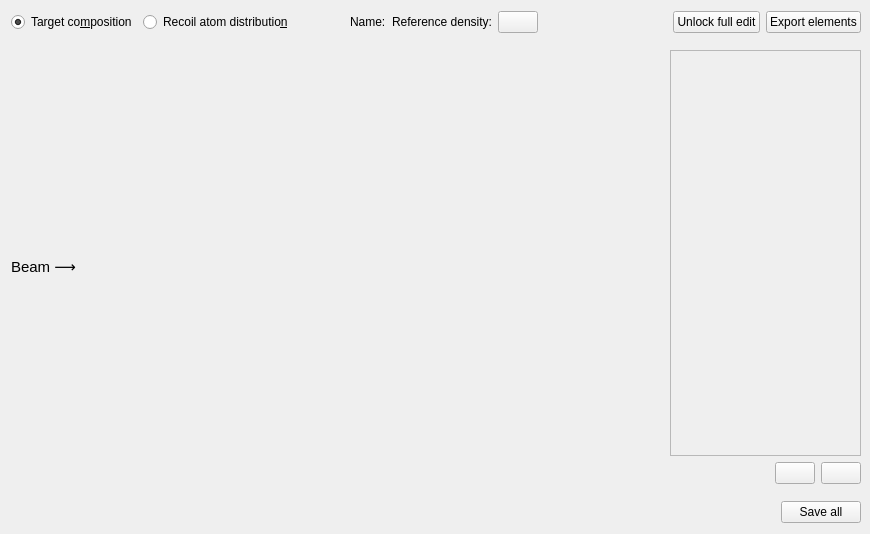
Above: ui_files/ui_target_widget.ui from JYU-IBA/potku before the change. Below: the same form after it.
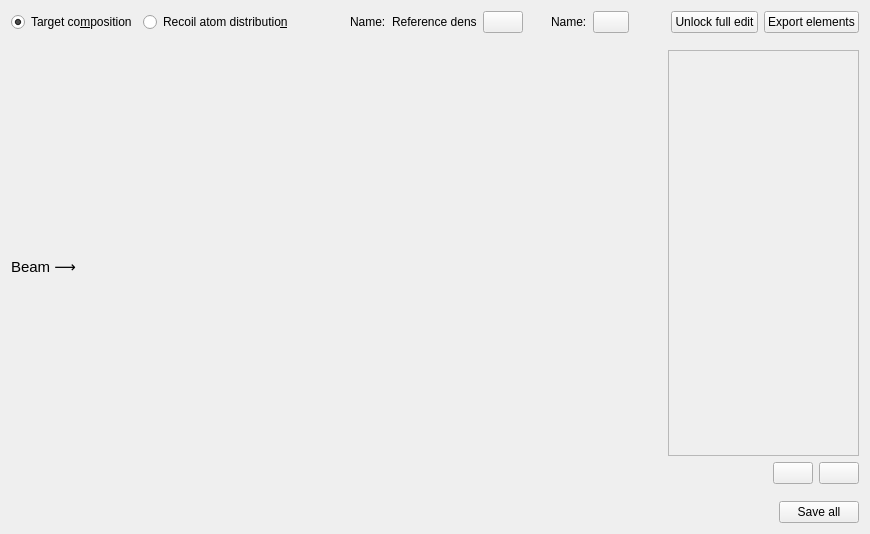
That is the form after the change. Icons and pictures are not drawn.

Commit message: Target name and description are shown to the user. Editing is still WIP.

```diff
--- a/ui_files/ui_target_widget.ui
+++ b/ui_files/ui_target_widget.ui
@@ -22,11 +22,8 @@
   <property name="styleSheet">
    <string notr="true"/>
   </property>
-  <layout class="QVBoxLayout" name="verticalLayout">
-   <property name="rightMargin">
-    <number>9</number>
-   </property>
-   <item>
+  <layout class="QGridLayout" name="gridLayout">
+   <item row="0" column="0" rowspan="2" colspan="2">
     <layout class="QHBoxLayout" name="horizontalLayout_2">
      <item>
       <widget class="QRadioButton" name="targetRadioButton">
@@ -106,6 +103,44 @@
        </layout>
       </widget>
      </item>
+     <item>
+      <widget class="QWidget" name="targetInfoWidget" native="true">
+       <property name="minimumSize">
+        <size>
+         <width>100</width>
+         <height>0</height>
+        </size>
+       </property>
+       <layout class="QHBoxLayout" name="horizontalLayout_11">
+        <property name="topMargin">
+         <number>0</number>
+        </property>
+        <property name="bottomMargin">
+         <number>0</number>
+        </property>
+        <item>
+         <widget class="QLabel" name="targetNameLabel">
+          <property name="text">
+           <string>Name:</string>
+          </property>
+         </widget>
+        </item>
+        <item>
+         <widget class="QPushButton" name="editTargetInfoButton">
+          <property name="sizePolicy">
+           <sizepolicy hsizetype="Fixed" vsizetype="Fixed">
+            <horstretch>0</horstretch>
+            <verstretch>0</verstretch>
+           </sizepolicy>
+          </property>
+          <property name="text">
+           <string/>
+          </property>
+         </widget>
+        </item>
+       </layout>
+      </widget>
+     </item>
      <item>
       <spacer name="horizontalSpacer">
        <property name="orientation">
@@ -138,7 +173,7 @@
      </item>
     </layout>
    </item>
-   <item>
+   <item row="2" column="0" colspan="2">
     <layout class="QHBoxLayout" name="horizontalLayout">
      <property name="spacing">
       <number>0</number>
@@ -274,7 +309,7 @@
      </item>
     </layout>
    </item>
-   <item>
+   <item row="3" column="0" colspan="2">
     <layout class="QHBoxLayout" name="horizontalLayout_4">
      <item>
       <widget class="QLabel" name="instructionLabel">
```
The commit also changes 4 other files.
